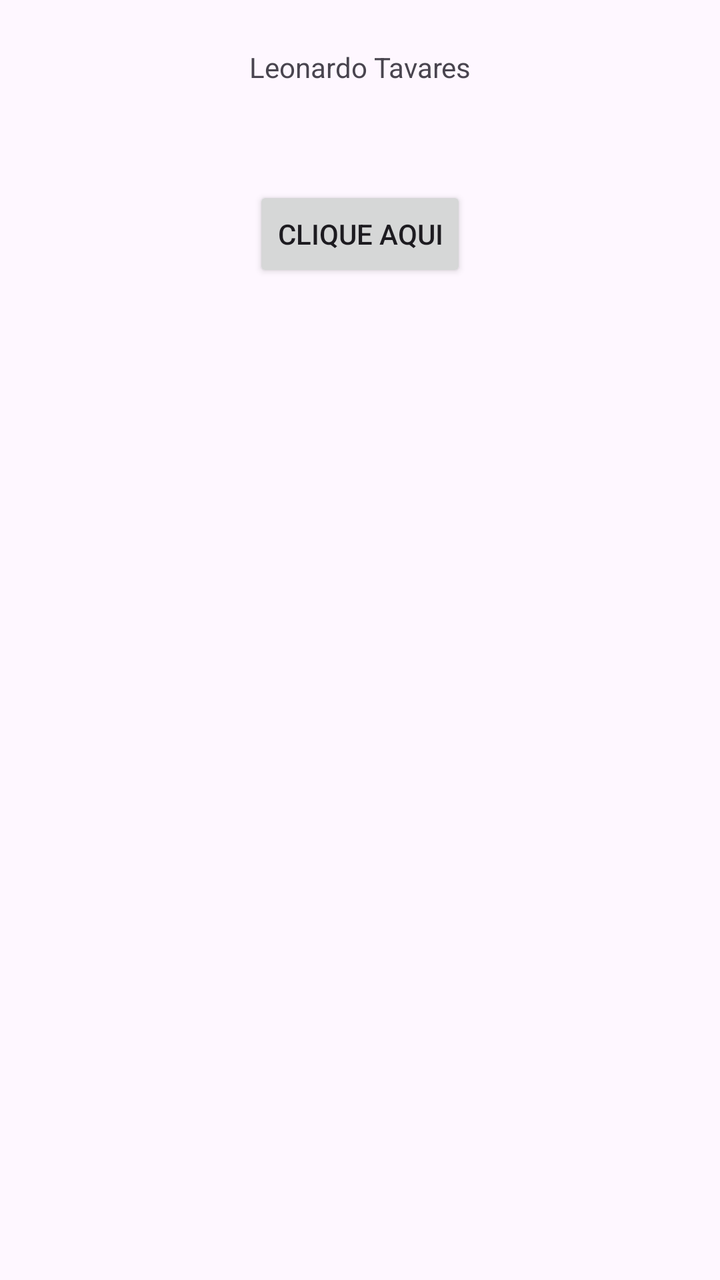
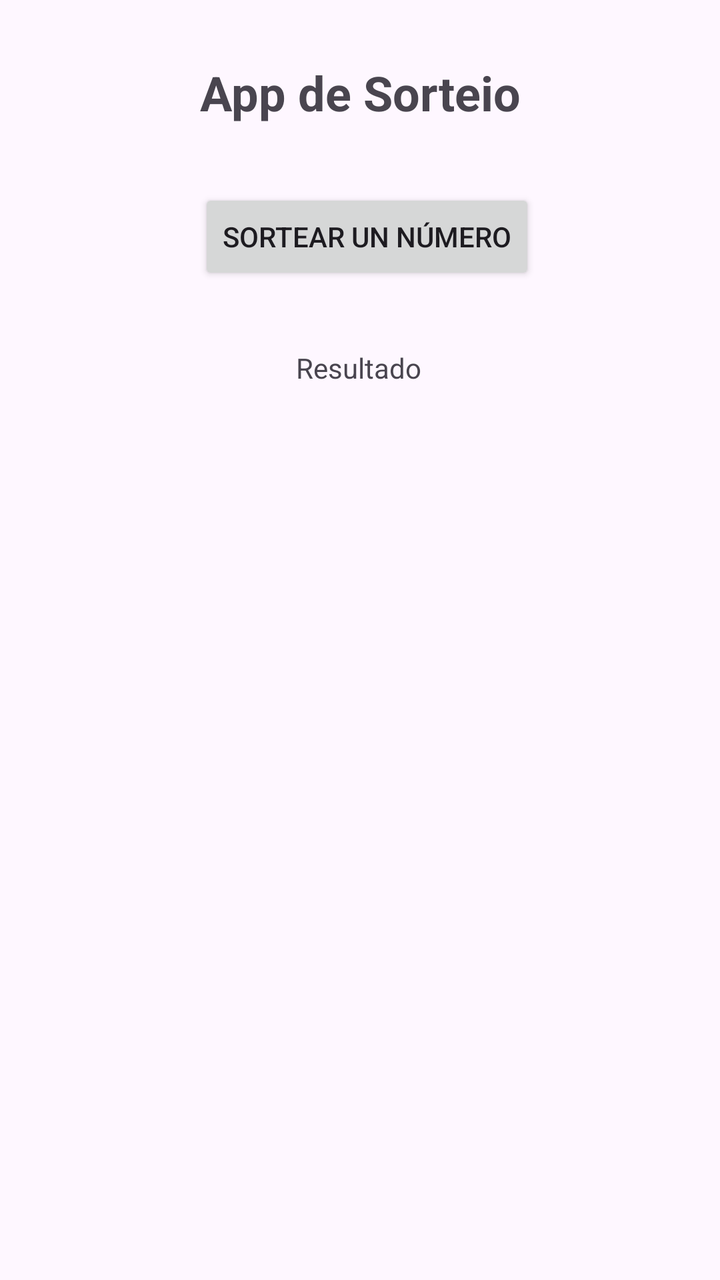

An Android layout rendered at two revisions. The XML below is the earlier revision; the diff shows what the commit changed to produce the second picture.
<!-- AndroidManifest.xml: application theme Theme.MeuPrimeiroProjeto -->
<!-- res/layout/activity_main.xml -->
<?xml version="1.0" encoding="utf-8"?>
<androidx.constraintlayout.widget.ConstraintLayout xmlns:android="http://schemas.android.com/apk/res/android"
    xmlns:app="http://schemas.android.com/apk/res-auto"
    xmlns:tools="http://schemas.android.com/tools"
    android:id="@+id/main"
    android:layout_width="match_parent"
    android:layout_height="match_parent"
    tools:context=".MainActivity">

    <TextView
        android:id="@+id/textView"
        android:layout_width="wrap_content"
        android:layout_height="wrap_content"
        android:layout_marginTop="24dp"
        android:text="Leonardo Tavares"
        app:layout_constraintEnd_toEndOf="parent"
        app:layout_constraintStart_toStartOf="parent"
        app:layout_constraintTop_toTopOf="parent" />

    <Button
        android:id="@+id/button2"
        android:layout_width="wrap_content"
        android:layout_height="wrap_content"
        android:layout_marginTop="50dp"
        android:onClick="clique"
        android:text="Clique aqui"
        app:layout_constraintEnd_toEndOf="parent"
        app:layout_constraintStart_toStartOf="parent"
        app:layout_constraintTop_toBottomOf="@+id/textView" />

</androidx.constraintlayout.widget.ConstraintLayout>
<!-- resources referenced by this layout -->
<resources>
  <style name="Theme.MeuPrimeiroProjeto" parent="Base.Theme.MeuPrimeiroProjeto" />
  <style name="Base.Theme.MeuPrimeiroProjeto" parent="Theme.Material3.DayNight.NoActionBar">
          
          
      </style>
</resources>

<!-- the commit's change to res/layout/activity_main.xml (unified diff, before → after) -->
@@ -8,24 +8,36 @@
     tools:context=".MainActivity">
 
     <TextView
-        android:id="@+id/textView"
+        android:id="@+id/textView2"
         android:layout_width="wrap_content"
         android:layout_height="wrap_content"
-        android:layout_marginTop="24dp"
-        android:text="Leonardo Tavares"
+        android:layout_marginTop="30dp"
+        android:text="App de Sorteio"
+        android:textSize="24sp"
+        android:textStyle="bold"
         app:layout_constraintEnd_toEndOf="parent"
         app:layout_constraintStart_toStartOf="parent"
         app:layout_constraintTop_toTopOf="parent" />
 
     <Button
-        android:id="@+id/button2"
+        android:id="@+id/button3"
         android:layout_width="wrap_content"
         android:layout_height="wrap_content"
-        android:layout_marginTop="50dp"
-        android:onClick="clique"
-        android:text="Clique aqui"
+        android:layout_marginTop="32dp"
+        android:text="Sortear un número"
         app:layout_constraintEnd_toEndOf="parent"
+        app:layout_constraintHorizontal_bias="0.518"
         app:layout_constraintStart_toStartOf="parent"
-        app:layout_constraintTop_toBottomOf="@+id/textView" />
+        app:layout_constraintTop_toBottomOf="@+id/textView2" />
 
+    <TextView
+        android:id="@+id/textView3"
+        android:layout_width="wrap_content"
+        android:layout_height="wrap_content"
+        android:layout_marginTop="32dp"
+        android:text="Resultado"
+        app:layout_constraintEnd_toEndOf="parent"
+        app:layout_constraintHorizontal_bias="0.498"
+        app:layout_constraintStart_toStartOf="parent"
+        app:layout_constraintTop_toBottomOf="@+id/button3" />
 </androidx.constraintlayout.widget.ConstraintLayout>
